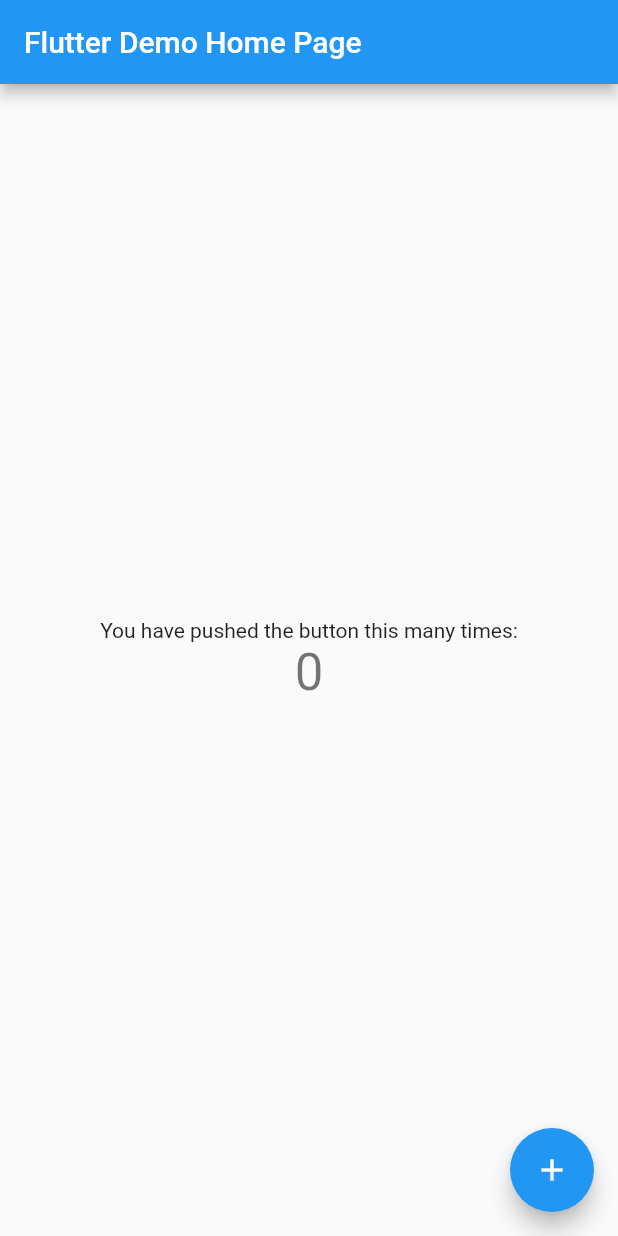
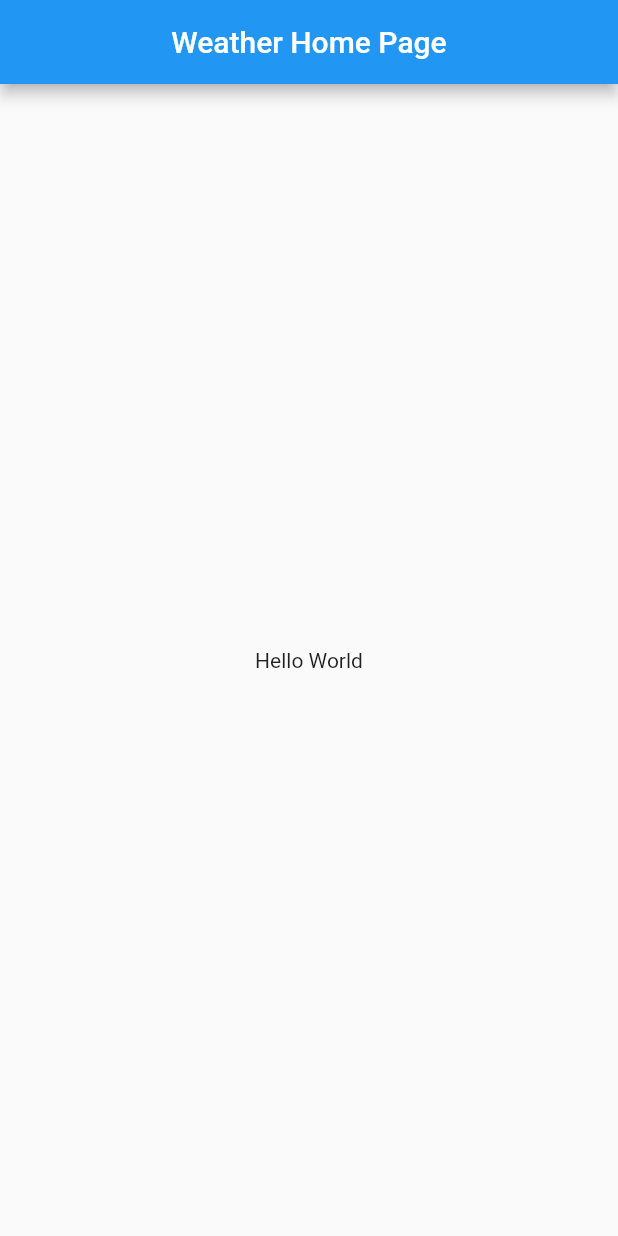
Before and after one commit to BytesZero/weather_flutter, a Flutter app: the screen it shows after launch, on a phone screen of 412 x 824 dp. Run offline on Flutter 3.47's test engine with Material 2 defaults, Android fonts, the phone set to English and light mode, and no system bars.

Commit message:
1. 更改项目为Hello Wrold

```diff
--- a/lib/main.dart
+++ b/lib/main.dart
@@ -1,109 +1,5 @@
 import 'package:flutter/material.dart';
+import 'weather/home.dart';
 
-void main() => runApp(new MyApp());
-
-class MyApp extends StatelessWidget {
-  // This widget is the root of your application.
-  @override
-  Widget build(BuildContext context) {
-    return new MaterialApp(
-      title: 'Flutter Demo',
-      theme: new ThemeData(
-        // This is the theme of your application.
-        //
-        // Try running your application with "flutter run". You'll see the
-        // application has a blue toolbar. Then, without quitting the app, try
-        // changing the primarySwatch below to Colors.green and then invoke
-        // "hot reload" (press "r" in the console where you ran "flutter run",
-        // or press Run > Flutter Hot Reload in IntelliJ). Notice that the
-        // counter didn't reset back to zero; the application is not restarted.
-        primarySwatch: Colors.blue,
-      ),
-      home: new MyHomePage(title: 'Flutter Demo Home Page'),
-    );
-  }
-}
-
-class MyHomePage extends StatefulWidget {
-  MyHomePage({Key key, this.title}) : super(key: key);
-
-  // This widget is the home page of your application. It is stateful, meaning
-  // that it has a State object (defined below) that contains fields that affect
-  // how it looks.
-
-  // This class is the configuration for the state. It holds the values (in this
-  // case the title) provided by the parent (in this case the App widget) and
-  // used by the build method of the State. Fields in a Widget subclass are
-  // always marked "final".
-
-  final String title;
-
-  @override
-  _MyHomePageState createState() => new _MyHomePageState();
-}
-
-class _MyHomePageState extends State<MyHomePage> {
-  int _counter = 0;
-
-  void _incrementCounter() {
-    setState(() {
-      // This call to setState tells the Flutter framework that something has
-      // changed in this State, which causes it to rerun the build method below
-      // so that the display can reflect the updated values. If we changed
-      // _counter without calling setState(), then the build method would not be
-      // called again, and so nothing would appear to happen.
-      _counter++;
-    });
-  }
-
-  @override
-  Widget build(BuildContext context) {
-    // This method is rerun every time setState is called, for instance as done
-    // by the _incrementCounter method above.
-    //
-    // The Flutter framework has been optimized to make rerunning build methods
-    // fast, so that you can just rebuild anything that needs updating rather
-    // than having to individually change instances of widgets.
-    return new Scaffold(
-      appBar: new AppBar(
-        // Here we take the value from the MyHomePage object that was created by
-        // the App.build method, and use it to set our appbar title.
-        title: new Text(widget.title),
-      ),
-      body: new Center(
-        // Center is a layout widget. It takes a single child and positions it
-        // in the middle of the parent.
-        child: new Column(
-          // Column is also layout widget. It takes a list of children and
-          // arranges them vertically. By default, it sizes itself to fit its
-          // children horizontally, and tries to be as tall as its parent.
-          //
-          // Invoke "debug paint" (press "p" in the console where you ran
-          // "flutter run", or select "Toggle Debug Paint" from the Flutter tool
-          // window in IntelliJ) to see the wireframe for each widget.
-          //
-          // Column has various properties to control how it sizes itself and
-          // how it positions its children. Here we use mainAxisAlignment to
-          // center the children vertically; the main axis here is the vertical
-          // axis because Columns are vertical (the cross axis would be
-          // horizontal).
-          mainAxisAlignment: MainAxisAlignment.center,
-          children: <Widget>[
-            new Text(
-              'You have pushed the button this many times:',
-            ),
-            new Text(
-              '$_counter',
-              style: Theme.of(context).textTheme.display1,
-            ),
-          ],
-        ),
-      ),
-      floatingActionButton: new FloatingActionButton(
-        onPressed: _incrementCounter,
-        tooltip: 'Increment',
-        child: new Icon(Icons.add),
-      ), // This trailing comma makes auto-formatting nicer for build methods.
-    );
-  }
-}
+///app入口
+void main() => runApp(new WeaterHome());
--- /dev/null
+++ b/lib/weather/home.dart
@@ -0,0 +1,28 @@
+import 'package:flutter/material.dart';
+
+/// WeaterHome
+class WeaterHome extends StatefulWidget {
+  @override
+  State<StatefulWidget> createState() => new WeatherHomeState();
+}
+
+///绘制Weather页
+class WeatherHomeState extends State<WeaterHome> {
+  @override
+  Widget build(BuildContext context) {
+    return new MaterialApp(
+      title:'WeaterHome',
+      home: new Scaffold(
+        appBar: new AppBar(
+          title: new Text("Weather Home Page"),
+          centerTitle: true,
+        ),
+        body: new Center(
+          child: new Text("Hello World"),
+        ),
+      ),
+      debugShowCheckedModeBanner: false,
+    );
+  }
+
+}
```
Also changed, not shown: 1 other file.
